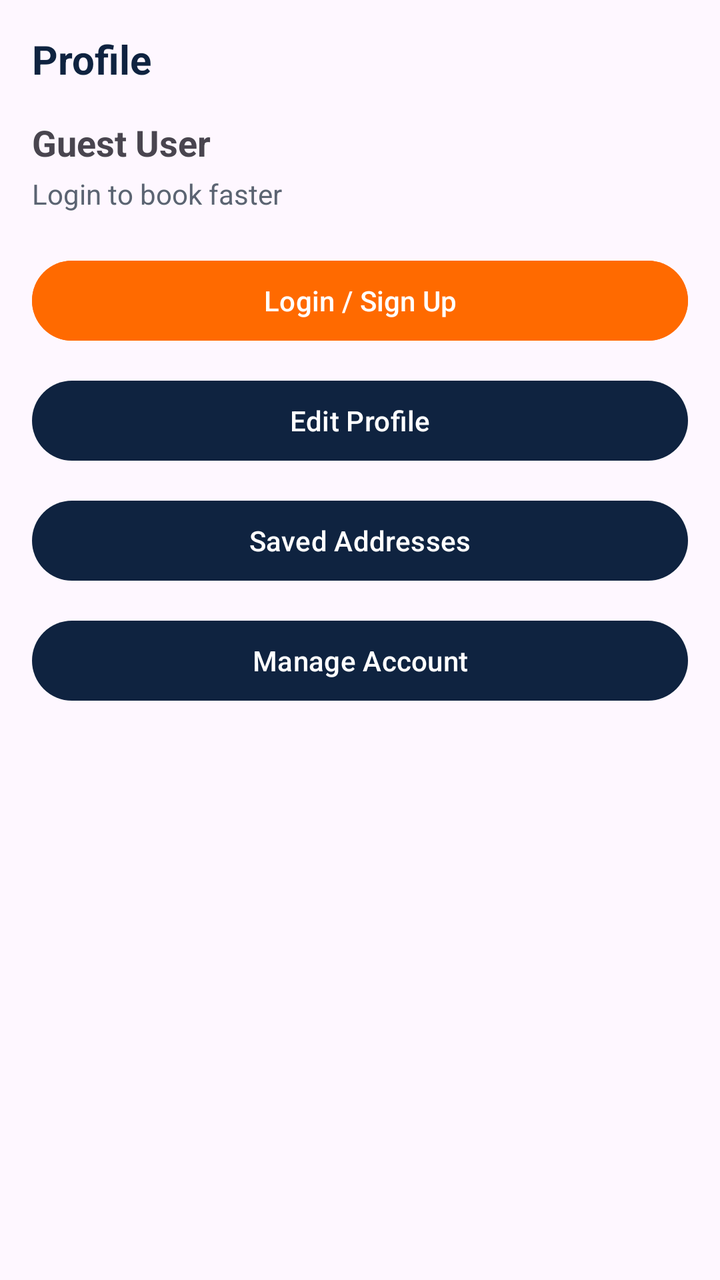
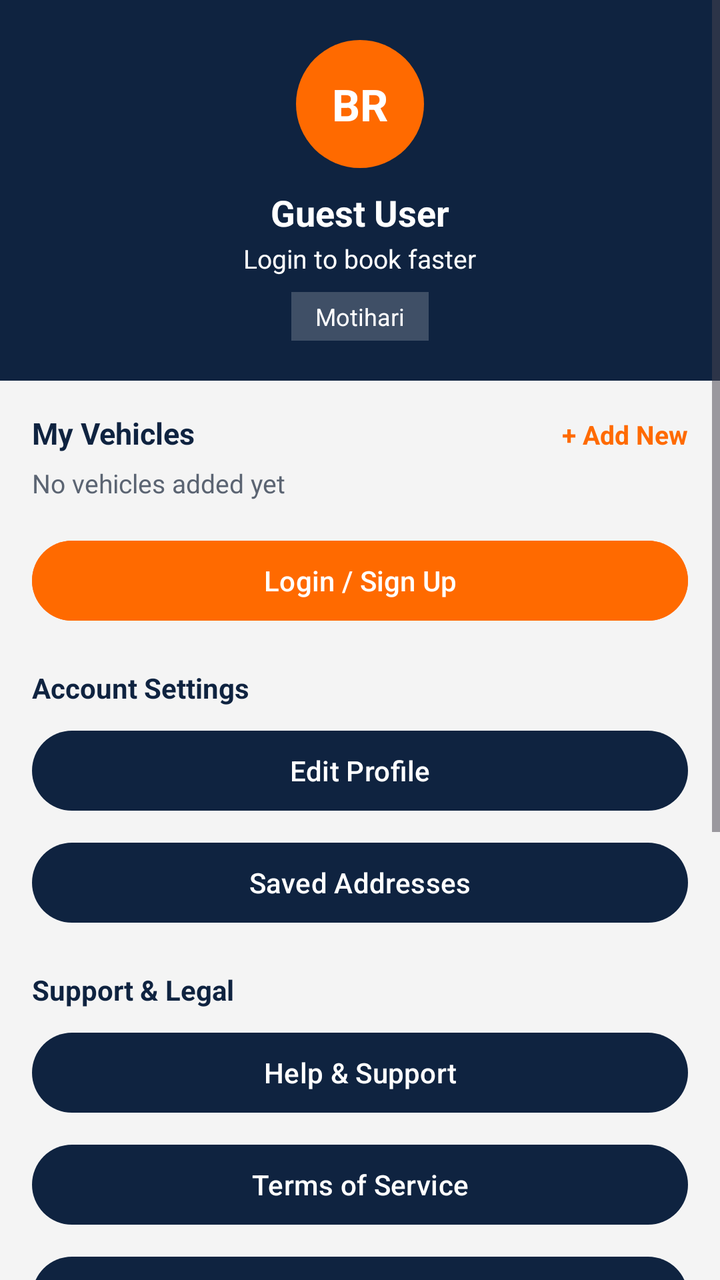

An Android layout rendered at two revisions. The XML below is the earlier revision; the diff shows what the commit changed to produce the second picture.
<!-- AndroidManifest.xml: application theme Theme.BikeRakshak -->
<!-- res/layout/fragment_profile.xml -->
<?xml version="1.0" encoding="utf-8"?>
<LinearLayout xmlns:android="http://schemas.android.com/apk/res/android"
    android:layout_width="match_parent"
    android:layout_height="match_parent"
    android:orientation="vertical"
    android:padding="16dp">

    <TextView
        android:layout_width="wrap_content"
        android:layout_height="wrap_content"
        android:text="Profile"
        android:textSize="20sp"
        android:textStyle="bold"
        android:textColor="@color/navy" />

    <TextView
        android:id="@+id/tvProfileName"
        android:layout_width="wrap_content"
        android:layout_height="wrap_content"
        android:text="Guest User"
        android:textSize="18sp"
        android:textStyle="bold"
        android:layout_marginTop="16dp" />

    <TextView
        android:id="@+id/tvProfileEmail"
        android:layout_width="wrap_content"
        android:layout_height="wrap_content"
        android:text="Login to book faster"
        android:textSize="14sp"
        android:textColor="@color/text_grey"
        android:layout_marginTop="4dp" />

    <Button
        android:id="@+id/btnGoLogin"
        android:layout_width="match_parent"
        android:layout_height="wrap_content"
        android:text="Login / Sign Up"
        android:backgroundTint="@color/rescue_orange"
        android:layout_marginTop="20dp" />

    <Button
        android:id="@+id/btnEditProfile"
        android:layout_width="match_parent"
        android:layout_height="wrap_content"
        android:text="Edit Profile"
        android:layout_marginTop="12dp" />

    <Button
        android:id="@+id/btnSavedAddresses"
        android:layout_width="match_parent"
        android:layout_height="wrap_content"
        android:text="Saved Addresses"
        android:layout_marginTop="12dp" />

    <Button
        android:id="@+id/btnManageAccount"
        android:layout_width="match_parent"
        android:layout_height="wrap_content"
        android:text="Manage Account"
        android:layout_marginTop="12dp" />
</LinearLayout>
<!-- resources referenced by this layout -->
<resources>
  <color name="navy">#0F2340</color>
  <color name="rescue_orange">#FF6A00</color>
  <color name="text_grey">#5B6472</color>
  <style name="Theme.BikeRakshak" parent="Theme.Material3.DayNight.NoActionBar">
          <item name="colorPrimary">@color/navy</item>
          <item name="colorPrimaryVariant">@color/navy_dark</item>
          <item name="colorOnPrimary">@color/white</item>
          <item name="colorSecondary">@color/rescue_orange</item>
          <item name="colorSecondaryVariant">@color/rescue_orange</item>
          <item name="colorOnSecondary">@color/white</item>
          <item name="android:statusBarColor">@color/navy</item>
      </style>
  <color name="navy_dark">#0A1930</color>
  <color name="white">#FFFFFF</color>
</resources>

<!-- the commit's change to res/layout/fragment_profile.xml (unified diff, before → after) -->
@@ -1,62 +1,213 @@
 <?xml version="1.0" encoding="utf-8"?>
-<LinearLayout xmlns:android="http://schemas.android.com/apk/res/android"
+<ScrollView xmlns:android="http://schemas.android.com/apk/res/android"
     android:layout_width="match_parent"
     android:layout_height="match_parent"
-    android:orientation="vertical"
-    android:padding="16dp">
-
-    <TextView
-        android:layout_width="wrap_content"
-        android:layout_height="wrap_content"
-        android:text="Profile"
-        android:textSize="20sp"
-        android:textStyle="bold"
-        android:textColor="@color/navy" />
-
-    <TextView
-        android:id="@+id/tvProfileName"
-        android:layout_width="wrap_content"
-        android:layout_height="wrap_content"
-        android:text="Guest User"
-        android:textSize="18sp"
-        android:textStyle="bold"
-        android:layout_marginTop="16dp" />
-
-    <TextView
-        android:id="@+id/tvProfileEmail"
-        android:layout_width="wrap_content"
-        android:layout_height="wrap_content"
-        android:text="Login to book faster"
-        android:textSize="14sp"
-        android:textColor="@color/text_grey"
-        android:layout_marginTop="4dp" />
-
-    <Button
-        android:id="@+id/btnGoLogin"
+    android:background="#F4F4F4">
+
+    <LinearLayout
         android:layout_width="match_parent"
         android:layout_height="wrap_content"
-        android:text="Login / Sign Up"
-        android:backgroundTint="@color/rescue_orange"
-        android:layout_marginTop="20dp" />
-
-    <Button
-        android:id="@+id/btnEditProfile"
-        android:layout_width="match_parent"
-        android:layout_height="wrap_content"
-        android:text="Edit Profile"
-        android:layout_marginTop="12dp" />
-
-    <Button
-        android:id="@+id/btnSavedAddresses"
-        android:layout_width="match_parent"
-        android:layout_height="wrap_content"
-        android:text="Saved Addresses"
-        android:layout_marginTop="12dp" />
-
-    <Button
-        android:id="@+id/btnManageAccount"
-        android:layout_width="match_parent"
-        android:layout_height="wrap_content"
-        android:text="Manage Account"
-        android:layout_marginTop="12dp" />
-</LinearLayout>
+        android:orientation="vertical">
+
+        <LinearLayout
+            android:layout_width="match_parent"
+            android:layout_height="wrap_content"
+            android:background="@color/navy"
+            android:gravity="center"
+            android:orientation="vertical"
+            android:padding="20dp">
+
+            <TextView
+                android:id="@+id/tvAvatar"
+                android:layout_width="64dp"
+                android:layout_height="64dp"
+                android:background="@drawable/bg_avatar_circle"
+                android:gravity="center"
+                android:text="BR"
+                android:textColor="@color/white"
+                android:textSize="22sp"
+                android:textStyle="bold" />
+
+            <TextView
+                android:id="@+id/tvProfileName"
+                android:layout_width="wrap_content"
+                android:layout_height="wrap_content"
+                android:text="Guest User"
+                android:textColor="@color/white"
+                android:textSize="18sp"
+                android:textStyle="bold"
+                android:layout_marginTop="10dp" />
+
+            <TextView
+                android:id="@+id/tvProfileEmail"
+                android:layout_width="wrap_content"
+                android:layout_height="wrap_content"
+                android:text="Login to book faster"
+                android:textColor="@color/white"
+                android:textSize="13sp"
+                android:layout_marginTop="2dp" />
+
+            <TextView
+                android:layout_width="wrap_content"
+                android:layout_height="wrap_content"
+                android:text="Motihari"
+                android:textColor="@color/white"
+                android:textSize="12sp"
+                android:background="#33FFFFFF"
+                android:paddingLeft="12dp"
+                android:paddingRight="12dp"
+                android:paddingTop="4dp"
+                android:paddingBottom="4dp"
+                android:layout_marginTop="8dp" />
+        </LinearLayout>
+
+        <LinearLayout
+            android:layout_width="match_parent"
+            android:layout_height="wrap_content"
+            android:orientation="vertical"
+            android:padding="16dp">
+
+            <LinearLayout
+                android:layout_width="match_parent"
+                android:layout_height="wrap_content"
+                android:orientation="horizontal">
+
+                <TextView
+                    android:layout_width="0dp"
+                    android:layout_height="wrap_content"
+                    android:layout_weight="1"
+                    android:text="My Vehicles"
+                    android:textSize="15sp"
+                    android:textStyle="bold"
+                    android:textColor="@color/navy" />
+
+                <TextView
+                    android:id="@+id/btnAddVehicle"
+                    android:layout_width="wrap_content"
+                    android:layout_height="wrap_content"
+                    android:text="+ Add New"
+                    android:textSize="13sp"
+                    android:textStyle="bold"
+                    android:textColor="@color/rescue_orange" />
+            </LinearLayout>
+
+            <TextView
+                android:id="@+id/tvVehicles"
+                android:layout_width="wrap_content"
+                android:layout_height="wrap_content"
+                android:text="No vehicles added yet"
+                android:textSize="13sp"
+                android:textColor="@color/text_grey"
+                android:layout_marginTop="6dp" />
+
+            <Button
+                android:id="@+id/btnGoLogin"
+                android:layout_width="match_parent"
+                android:layout_height="wrap_content"
+                android:text="Login / Sign Up"
+                android:backgroundTint="@color/rescue_orange"
+                android:layout_marginTop="16dp" />
+
+            <TextView
+                android:layout_width="wrap_content"
+                android:layout_height="wrap_content"
+                android:text="Account Settings"
+                android:textSize="14sp"
+                android:textStyle="bold"
+                android:textColor="@color/navy"
+                android:layout_marginTop="20dp" />
+
+            <Button
+                android:id="@+id/btnEditProfile"
+                android:layout_width="match_parent"
+                android:layout_height="wrap_content"
+                android:text="Edit Profile"
+                android:layout_marginTop="8dp" />
+
+            <Button
+                android:id="@+id/btnSavedAddresses"
+                android:layout_width="match_parent"
+                android:layout_height="wrap_content"
+                android:text="Saved Addresses"
+                android:layout_marginTop="8dp" />
+
+            <TextView
+                android:layout_width="wrap_content"
+                android:layout_height="wrap_content"
+                android:text="Support &amp; Legal"
+                android:textSize="14sp"
+                android:textStyle="bold"
+                android:textColor="@color/navy"
+                android:layout_marginTop="20dp" />
+
+            <Button
+                android:id="@+id/btnHelpSupport"
+                android:layout_width="match_parent"
+                android:layout_height="wrap_content"
+                android:text="Help &amp; Support"
+                android:layout_marginTop="8dp" />
+
+            <Button
+                android:id="@+id/btnTerms"
+                android:layout_width="match_parent"
+                android:layout_height="wrap_content"
+                android:text="Terms of Service"
+                android:layout_marginTop="8dp" />
+
+            <Button
+                android:id="@+id/btnPrivacy"
+                android:layout_width="match_parent"
+                android:layout_height="wrap_content"
+                android:text="Privacy Policy"
+                android:layout_marginTop="8dp" />
+
+            <TextView
+                android:layout_width="wrap_content"
+                android:layout_height="wrap_content"
+                android:text="Share &amp; Rate"
+                android:textSize="14sp"
+                android:textStyle="bold"
+                android:textColor="@color/navy"
+                android:layout_marginTop="20dp" />
+
+            <Button
+                android:id="@+id/btnShare"
+                android:layout_width="match_parent"
+                android:layout_height="wrap_content"
+                android:text="Share the App"
+                android:layout_marginTop="8dp" />
+
+            <Button
+                android:id="@+id/btnRate"
+                android:layout_width="match_parent"
+                android:layout_height="wrap_content"
+                android:text="Rate the App"
+                android:layout_marginTop="8dp" />
+
+            <TextView
+                android:layout_width="wrap_content"
+                android:layout_height="wrap_content"
+                android:text="Account"
+                android:textSize="14sp"
+                android:textStyle="bold"
+                android:textColor="@color/navy"
+                android:layout_marginTop="20dp" />
+
+            <Button
+                android:id="@+id/btnManageAccount"
+                android:layout_width="match_parent"
+                android:layout_height="wrap_content"
+                android:text="Manage Account"
+                android:layout_marginTop="8dp" />
+
+            <TextView
+                android:layout_width="match_parent"
+                android:layout_height="wrap_content"
+                android:text="Privacy Policy  •  Terms &amp; Conditions&#10;Version 1.0"
+                android:gravity="center"
+                android:textSize="12sp"
+                android:textColor="@color/text_grey"
+                android:layout_marginTop="20dp" />
+        </LinearLayout>
+    </LinearLayout>
+</ScrollView>
<!-- resource entries referenced after the edit -->
@@ -14,5 +14,11 @@
       </style>
   <color name="navy_dark">#0A1930</color>
   <color name="white">#FFFFFF</color>
+  <!-- drawable bg_avatar_circle (drawable) -->
+  <?xml version="1.0" encoding="utf-8"?>
+  <shape xmlns:android="http://schemas.android.com/apk/res/android"
+      android:shape="oval">
+      <solid android:color="#FF6A00" />
+  </shape>
 </resources>
 
